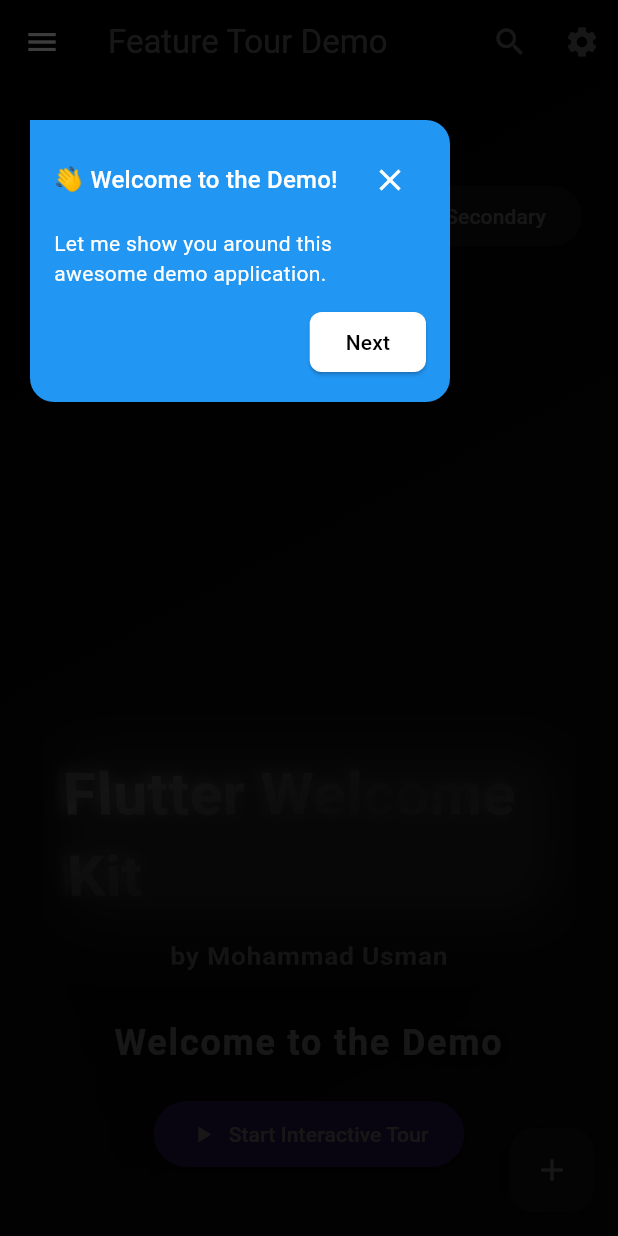
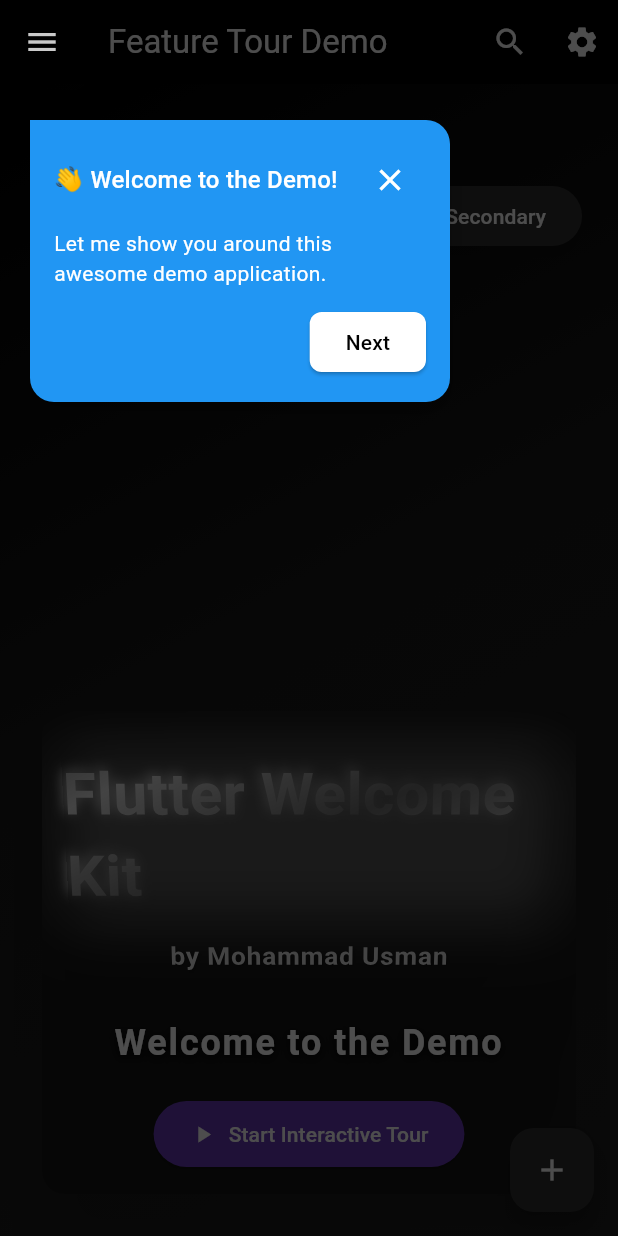
Before and after one commit to karim-mvp/flutter_welcome_kit, a Flutter app: the screen it shows after launch, after a tap on "Start Interactive Tour", on a phone screen of 412 x 824 dp. Run offline on Flutter 3.47's test engine with Material 3 defaults, Android fonts, the phone set to English and light mode, and no system bars.

Commit message:
Refactor Spotlight widget to improve gesture handling and ensure full-screen interaction blocking

```diff
--- a/lib/core/tour_controller.dart
+++ b/lib/core/tour_controller.dart
@@ -55,16 +55,7 @@ class TourController {
     _overlayEntry = OverlayEntry(
       builder: (context) => Stack(
         children: [
-          // This will *fully block* interaction below
-          ModalBarrier(
-            dismissible: false, // prevent auto close
-            color: Colors.black.withOpacity(0.7),
-          ),
-
-          // Spotlight still handles the "hole" visuals
           Spotlight(targetRect: target),
-
-          // The tooltip content
           TooltipCard(
             step: step,
             targetRect: target,
--- a/lib/widgets/spotlight.dart
+++ b/lib/widgets/spotlight.dart
@@ -14,16 +14,35 @@ class Spotlight extends StatelessWidget {
 
   @override
   Widget build(BuildContext context) {
-    return GestureDetector(
+    return Stack(
+      children: [
+        // Fullscreen gesture blocker
+        GestureDetector(
           behavior: HitTestBehavior.opaque,
-      onTap: () {},
-      child: CustomPaint(
+          onTap: () {}, // absorb tap
+          child: Container(color: Colors.transparent),
+        ),
+        // The visual spotlight
+        CustomPaint(
           size: MediaQuery.of(context).size,
           painter: _SpotlightPainter(
             target: targetRect.inflate(padding),
             color: overlayColor,
           ),
         ),
+        // An invisible box over the spotlight cutout that blocks taps
+        Positioned(
+          left: targetRect.left - padding,
+          top: targetRect.top - padding,
+          width: targetRect.width + 2 * padding,
+          height: targetRect.height + 2 * padding,
+          child: GestureDetector(
+            behavior: HitTestBehavior.translucent,
+            onTap: () {}, // absorb tap inside the spotlight hole
+            child: Container(color: Colors.transparent),
+          ),
+        ),
+      ],
     );
   }
 }
```
Lines whose indentation alone changed are shown as unchanged.
